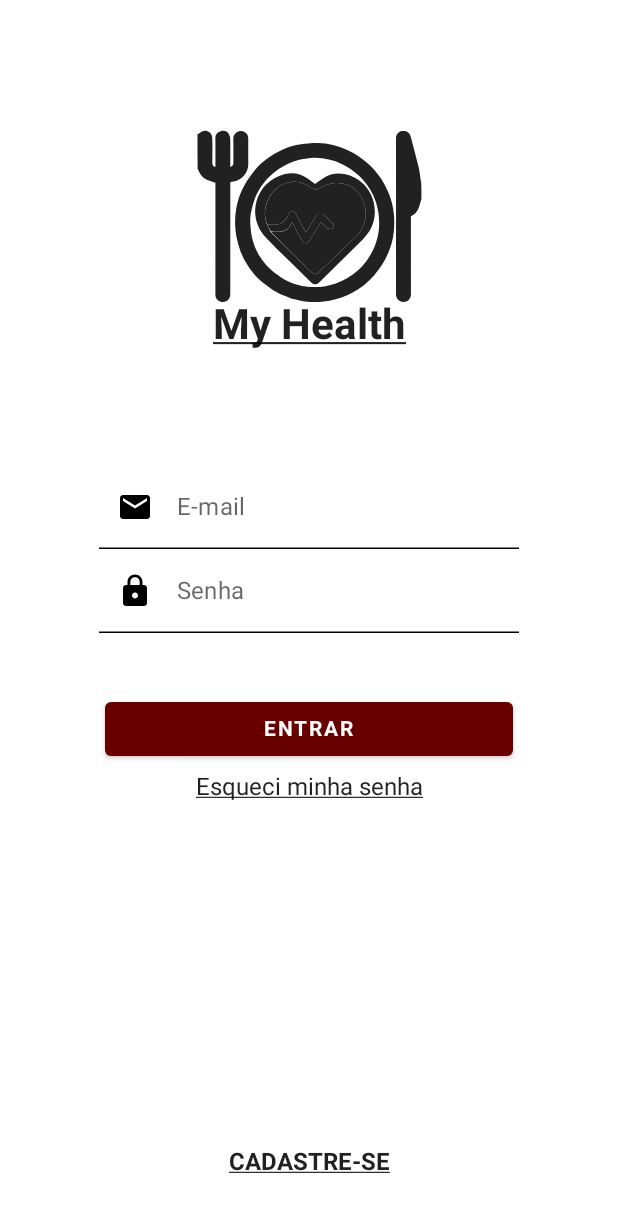
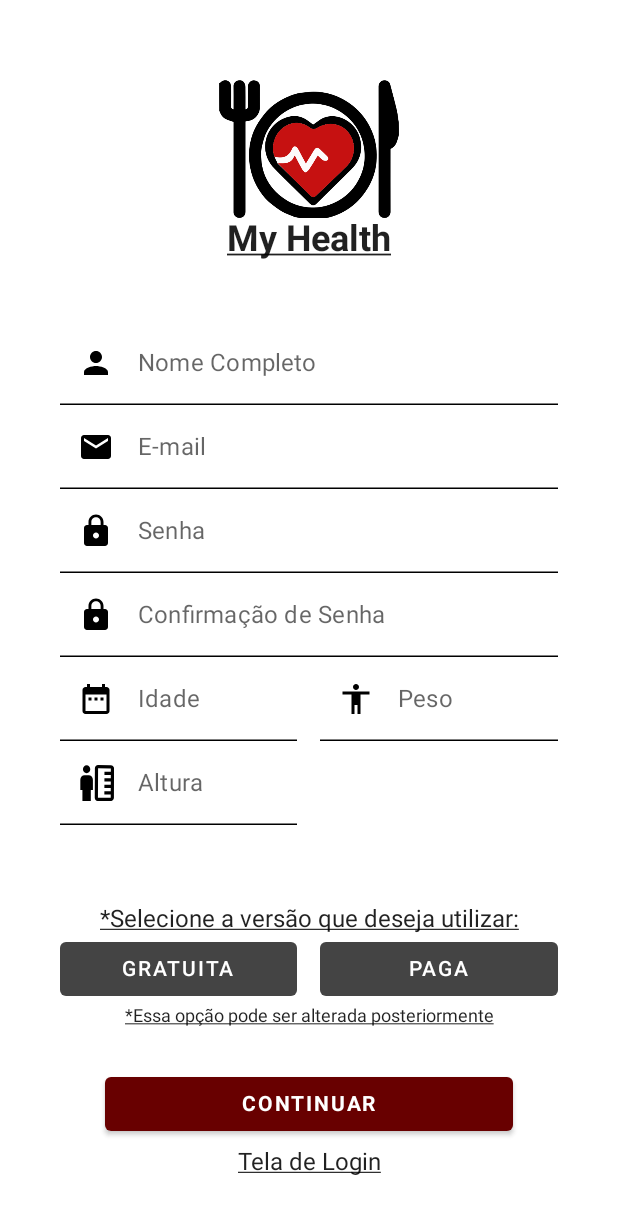
Before and after one commit to d4rkwav3/projetoa3.2023.1, an Android app built with Jetpack Compose: the screen it shows after launch (MainActivity), after a tap on "CADASTRE-SE", on a phone screen of 412 x 824 dp. Shown: the top 1214 px of the screen. Run offline under Robolectric (Android 15) with nearby library versions, the light colour scheme and no system bars.

Commit message:
Criando as validações para a tela de novo cadastro

```diff
--- a/Android/app/src/main/java/com/usjt/projetoa3/MainActivity.kt
+++ b/Android/app/src/main/java/com/usjt/projetoa3/MainActivity.kt
@@ -8,6 +8,7 @@ import androidx.navigation.compose.NavHost
 import androidx.navigation.compose.composable
 import androidx.navigation.compose.rememberNavController
 import com.usjt.projetoa3.ui.CreateLoginScreen
+import com.usjt.projetoa3.ui.CreateNewUserScreen
 import com.usjt.projetoa3.ui.CreateRecoveryScreen
 
 class MainActivity : ComponentActivity() {
@@ -33,6 +34,9 @@ fun AppStart() {
         composable(route = Router.Recovery.name) {
             CreateRecoveryScreen(navController = navigation)
         }
+        composable(route = Router.NewAccount.name) {
+            CreateNewUserScreen(navController = navigation)
+        }
     }
 
 }
--- /dev/null
+++ b/Android/app/src/main/java/com/usjt/projetoa3/data/User.kt
@@ -0,0 +1,12 @@
+package com.usjt.projetoa3.data
+
+data class User(
+    var name: String? = null,
+    var email: String? = null,
+    var password: String? = null,
+    var age: Int? = null,
+    var height: Double? = null,
+    var weight: Double? = null,
+    var userType: UserType? = null
+) {
+}
--- /dev/null
+++ b/Android/app/src/main/java/com/usjt/projetoa3/data/UserType.kt
@@ -0,0 +1,6 @@
+package com.usjt.projetoa3.data
+
+enum class UserType {
+    Free,
+    Premium
+}
--- a/Android/app/src/main/java/com/usjt/projetoa3/ui/CreateUserScreen.kt
+++ b/Android/app/src/main/java/com/usjt/projetoa3/ui/CreateUserScreen.kt
@@ -8,6 +8,8 @@ import androidx.compose.foundation.layout.fillMaxSize
 import androidx.compose.foundation.layout.fillMaxWidth
 import androidx.compose.foundation.layout.padding
 import androidx.compose.foundation.layout.width
+import androidx.compose.foundation.text.KeyboardActions
+import androidx.compose.foundation.text.KeyboardOptions
 import androidx.compose.material.Button
 import androidx.compose.material.ButtonDefaults
 import androidx.compose.material.Icon
@@ -23,31 +25,56 @@ import androidx.compose.material.icons.filled.Email
 import androidx.compose.material.icons.filled.Lock
 import androidx.compose.material.icons.filled.Person
 import androidx.compose.runtime.Composable
+import androidx.compose.runtime.collectAsState
+import androidx.compose.runtime.getValue
+import androidx.compose.runtime.mutableStateOf
+import androidx.compose.runtime.remember
+import androidx.compose.runtime.saveable.rememberSaveable
+import androidx.compose.runtime.setValue
 import androidx.compose.ui.Alignment
 import androidx.compose.ui.Modifier
 import androidx.compose.ui.graphics.Color
 import androidx.compose.ui.res.painterResource
+import androidx.compose.ui.res.stringResource
+import androidx.compose.ui.text.input.ImeAction
+import androidx.compose.ui.text.input.KeyboardType
 import androidx.compose.ui.text.input.PasswordVisualTransformation
 import androidx.compose.ui.text.style.TextDecoration
 import androidx.compose.ui.tooling.preview.Preview
 import androidx.compose.ui.unit.dp
 import androidx.compose.ui.unit.sp
+import androidx.navigation.NavController
 import com.usjt.projetoa3.R
 import com.usjt.projetoa3.ui.theme.ProjetoA3Theme
 
 @Composable
-fun CreateUserAccount() {
+fun CreateUserAccount(
+    name: String? = null,
+    nameOnValueChange: (String) -> Unit = {},
+    email: String? = null,
+    emailOnValueChange: (String) -> Unit = {},
+    password: String? = null,
+    passwordOnValueChange: (String) -> Unit = {},
+    confirmPassword: String? = null,
+    confirmPasswordOnValueChange: (String) -> Unit = {},
+    age: String? = null,
+    ageOnValueChange: (String) -> Unit = {},
+    weight: String? = null,
+    weightOnValueChange: (String) -> Unit = {},
+    height: String? = null,
+    heightOnValueChange: (String) -> Unit = {},
+) {
     Column(
         verticalArrangement = Arrangement.Center,
         horizontalAlignment = Alignment.CenterHorizontally,
         modifier = Modifier
             .fillMaxWidth()
-            .padding(start = 40.dp, end = 40.dp)
+            .padding(start = 40.dp, bottom = 60.dp, end = 40.dp)
     ) {
         TextField(
-            value = "",
-            onValueChange = { /*TODO*/ },
-            label = { Text(text = "Nome completo") },
+            value = name ?: "",
+            onValueChange = { new -> nameOnValueChange(new) },
+            label = { Text(text = stringResource(id = R.string.full_name)) },
             leadingIcon = {
                 Icon(
                     imageVector = Icons.Default.Person,
@@ -60,12 +87,16 @@ fun CreateUserAccount() {
                 focusedIndicatorColor = Color.Black,
                 unfocusedIndicatorColor = Color.Black,
             ),
+            keyboardOptions = KeyboardOptions(
+                keyboardType = KeyboardType.Text,
+                imeAction = ImeAction.Next
+            ),
             modifier = Modifier.fillMaxWidth()
         )
         TextField(
-            value = "",
-            onValueChange = { /*TODO*/ },
-            label = { Text(text = "E-mail") },
+            value = email ?: "",
+            onValueChange = { new -> emailOnValueChange(new) },
+            label = { Text(text = stringResource(id = R.string.email)) },
             leadingIcon = {
                 Icon(
                     imageVector = Icons.Default.Email,
@@ -78,12 +109,16 @@ fun CreateUserAccount() {
                 focusedIndicatorColor = Color.Black,
                 unfocusedIndicatorColor = Color.Black,
             ),
+            keyboardOptions = KeyboardOptions(
+                keyboardType = KeyboardType.Email,
+                imeAction = ImeAction.Next
+            ),
             modifier = Modifier.fillMaxWidth()
         )
         TextField(
-            value = "",
-            onValueChange = { /*TODO*/},
-            label = { Text(text = "Senha") },
+            value = password ?: "",
+            onValueChange = { new -> passwordOnValueChange(new) },
+            label = { Text(text = stringResource(id = R.string.password)) },
             leadingIcon = { Icon(
                 imageVector = Icons.Default.Lock,
                 contentDescription = "",
@@ -95,12 +130,16 @@ fun CreateUserAccount() {
                 unfocusedIndicatorColor = Color.Black,
             ),
             visualTransformation = PasswordVisualTransformation(),
+            keyboardOptions = KeyboardOptions(
+                keyboardType = KeyboardType.Password,
+                imeAction = ImeAction.Next
+            ),
             modifier = Modifier.fillMaxWidth()
         )
         TextField(
-            value = "",
-            onValueChange = { /*TODO*/},
-            label = { Text(text = "Confirmação de senha") },
+            value = confirmPassword ?: "",
+            onValueChange = { new -> confirmPasswordOnValueChange(new) },
+            label = { Text(text = stringResource(id = R.string.password_confirmation)) },
             leadingIcon = { Icon(
                 imageVector = Icons.Default.Lock,
                 contentDescription = "",
@@ -112,13 +151,17 @@ fun CreateUserAccount() {
                 unfocusedIndicatorColor = Color.Black,
             ),
             visualTransformation = PasswordVisualTransformation(),
+            keyboardOptions = KeyboardOptions(
+                keyboardType = KeyboardType.Password,
+                imeAction = ImeAction.Next
+            ),
             modifier = Modifier.fillMaxWidth()
         )
         Row {
             TextField(
-                value = "",
-                onValueChange = { /*TODO*/ },
-                label = { Text(text = "Idade") },
+                value = age ?: "",
+                onValueChange = { new -> ageOnValueChange(new) },
+                label = { Text(text = stringResource(id = R.string.age)) },
                 leadingIcon = {
                     Icon(
                         imageVector = Icons.Default.DateRange,
@@ -131,13 +174,17 @@ fun CreateUserAccount() {
                     focusedIndicatorColor = Color.Black,
                     unfocusedIndicatorColor = Color.Black,
                 ),
+                keyboardOptions = KeyboardOptions(
+                    keyboardType = KeyboardType.Number,
+                    imeAction = ImeAction.Next
+                ),
                 modifier = Modifier.weight(2f)
             )
             Spacer(modifier = Modifier.width(15.dp))
             TextField(
-                value = "",
-                onValueChange = { /*TODO*/ },
-                label = { Text(text = "Peso") },
+                value = weight ?: "",
+                onValueChange = { new -> weightOnValueChange(new) },
+                label = { Text(text = stringResource(id = R.string.weight)) },
                 leadingIcon = {
                     Icon(
                         imageVector = Icons.Default.Accessibility,
@@ -150,14 +197,18 @@ fun CreateUserAccount() {
                     focusedIndicatorColor = Color.Black,
                     unfocusedIndicatorColor = Color.Black,
                 ),
+                keyboardOptions = KeyboardOptions(
+                    keyboardType = KeyboardType.Number,
+                    imeAction = ImeAction.Next
+                ),
                 modifier = Modifier.weight(2f)
             )
         }
         Row() {
             TextField(
-                value = "",
-                onValueChange = { /*TODO*/ },
-                label = { Text(text = "Altura") },
+                value = height ?: "",
+                onValueChange = { new -> heightOnValueChange(new) },
+                label = { Text(text = stringResource(id = R.string.height)) },
                 leadingIcon = {
                     Icon(
                         painter = painterResource(id = R.drawable.altura_24dp),
@@ -169,6 +220,10 @@ fun CreateUserAccount() {
                     backgroundColor = Color.White,
                     focusedIndicatorColor = Color.Black,
                     unfocusedIndicatorColor = Color.Black,
+                ),
+                keyboardOptions = KeyboardOptions(
+                    keyboardType = KeyboardType.Number,
+                    imeAction = ImeAction.Done
                 ),
                 modifier = Modifier.weight(2f)
             )
@@ -188,7 +243,7 @@ fun AccountTypeButtons() {
             .padding(start = 40.dp, bottom = 140.dp, end = 40.dp)
     ) {
         Text(
-            text = "*Selecione a versão que deseja utilizar:",
+            text = stringResource(id = R.string.warning_1),
             textDecoration = TextDecoration.Underline,
         )
         Row(
@@ -203,7 +258,7 @@ fun AccountTypeButtons() {
                 ),
                 modifier = Modifier.weight(2f)
             ) {
-                Text(text = "GRATUITA")
+                Text(text = stringResource(id = R.string.button_free_upper))
             }
             Spacer(modifier = Modifier.width(15.dp))
             Button(
@@ -215,27 +270,56 @@ fun AccountTypeButtons() {
                 ),
                 modifier = Modifier.weight(2f)
             ) {
-                Text(text = "PAGA")
+                Text(text = stringResource(id = R.string.button_paid_upper))
             }
         }
         Text(
-            text = "*Essa opção pode ser alterada posteriormente",
+            text = stringResource(id = R.string.warning_2),
             textDecoration = TextDecoration.Underline,
             fontSize = 12.sp,
         )
     }
 }
 
-@Preview(showBackground = true)
 @Composable
-fun CreateUserPreview() {
+fun CreateNewUserScreen(
+    newAccount: CreateUserViewModel = CreateUserViewModel(),
+    navController: NavController? = null
+) {
     Surface(
         modifier = Modifier.fillMaxSize(),
         color = MaterialTheme.colors.background
     ) {
         ProjetoA3Theme {
-            ShowLogo()
-            CreateUserAccount()
+            val info by newAccount.userData.collectAsState()
+            var confirmPassword by remember { mutableStateOf("") }
+
+            ShowLogo(
+                icon = R.drawable.icon,
+                iconTopPadding = 30,
+                iconSize = 120,
+                textTopPadding = 145,
+                textSize = 24
+            )
+            CreateUserAccount(
+                name = info.name,
+                nameOnValueChange = { newAccount.setName(it) },
+                email = info.email,
+                emailOnValueChange = { newAccount.setEmail(it) },
+                password = info.password,
+                passwordOnValueChange = { newAccount.setPassword(it) },
+                confirmPassword = confirmPassword,
+                confirmPasswordOnValueChange = {
+                    confirmPassword = it
+                    newAccount.confirmPassword(it)
+                },
+                age = newAccount.tempAge,
+                ageOnValueChange = { newAccount.setAge(it) },
+                weight = newAccount.tempWeight,
+                weightOnValueChange = { newAccount.setWeight(it) },
+                height = newAccount.tempHeight,
+                heightOnValueChange = { newAccount.setHeight(it) },
+            )
             AccountTypeButtons()
             BottomButtons(
                 topButtonText = R.string.button_continue_upper,
@@ -244,3 +328,9 @@ fun CreateUserPreview() {
         }
     }
 }
+
+@Preview(showBackground = true)
+@Composable
+fun CreateUserPreview() {
+    CreateNewUserScreen()
+}
--- /dev/null
+++ b/Android/app/src/main/java/com/usjt/projetoa3/ui/CreateUserViewModel.kt
@@ -0,0 +1,53 @@
+package com.usjt.projetoa3.ui
+
+import androidx.compose.runtime.getValue
+import androidx.compose.runtime.mutableStateOf
+import androidx.compose.runtime.setValue
+import androidx.lifecycle.ViewModel
+import com.usjt.projetoa3.data.User
+import kotlinx.coroutines.flow.MutableStateFlow
+import kotlinx.coroutines.flow.StateFlow
+import kotlinx.coroutines.flow.asStateFlow
+import kotlinx.coroutines.flow.update
+
+class CreateUserViewModel: ViewModel() {
+    private var _user = MutableStateFlow(User())
+    val userData: StateFlow<User> = _user.asStateFlow()
+
+    var passwordConfirmation: Boolean? = null
+    var tempAge by mutableStateOf("")
+    var tempWeight by mutableStateOf("")
+    var tempHeight by mutableStateOf("")
+
+    fun setName(name: String) {
+        _user.update { old -> old.copy(name = name) }
+    }
+
+    fun setPassword(password: String) {
+        _user.update { old -> old.copy(password = password) }
+    }
+
+    fun confirmPassword(password: String) {
+        passwordConfirmation = _user.value.password.contentEquals(password)
+    }
+
+    fun setEmail(email: String) {
+        _user.update { old -> old.copy(email = email) }
+    }
+
+    fun setAge(age: String) {
+        tempAge = age
+//        _user.update { old -> old.copy(age = age.toInt()) }
+
+    }
+
+    fun setHeight(height: String) {
+        tempHeight = height
+//        _user.update { old -> old.copy(height = height.replace(",", ".").toDouble()) }
+    }
+
+    fun setWeight(weight: String) {
+        tempWeight = weight
+//        _user.update { old -> old.copy(weight = weight.replace(",", ".").toDouble()) }
+    }
+}
--- a/Android/app/src/main/java/com/usjt/projetoa3/ui/LoginScreen.kt
+++ b/Android/app/src/main/java/com/usjt/projetoa3/ui/LoginScreen.kt
@@ -1,7 +1,9 @@
 package com.usjt.projetoa3.ui
 
 import android.widget.Toast
+import androidx.annotation.DrawableRes
 import androidx.annotation.StringRes
+import androidx.compose.foundation.Image
 import androidx.compose.foundation.clickable
 import androidx.compose.foundation.layout.*
 import androidx.compose.material.*
@@ -30,7 +32,13 @@ import androidx.navigation.NavController
 import com.usjt.projetoa3.Router
 
 @Composable
-fun ShowLogo() {
+fun ShowLogo(
+    @DrawableRes icon: Int,
+    iconSize: Int = 150,
+    iconTopPadding: Int = 60,
+    textSize: Int = 28,
+    textTopPadding: Int = 200
+) {
     Column(
         verticalArrangement = Arrangement.Top,
         horizontalAlignment = Alignment.CenterHorizontally,
@@ -39,20 +47,20 @@ fun ShowLogo() {
         Box(
             contentAlignment = Alignment.Center
         ) {
-            Icon(
-                painter = painterResource(id = R.drawable.app_logo),
+            Image(
+                painter = painterResource(id = icon),
                 contentDescription = "My Health Logo",
                 modifier = Modifier
-                    .padding(top = 60.dp, bottom = 5.dp)
-                    .size(150.dp)
+                    .padding(top = iconTopPadding.dp, bottom = 5.dp)
+                    .size(iconSize.dp)
             )
             Text(
                 text = stringResource(id = R.string.app_name),
                 fontWeight = FontWeight.Bold,
                 textDecoration = TextDecoration.Underline,
                 textAlign = TextAlign.Center,
-                fontSize = 28.sp,
-                modifier = Modifier.padding(top = 200.dp)
+                fontSize = textSize.sp,
+                modifier = Modifier.padding(top = textTopPadding.dp)
             )
         }
     }
@@ -143,6 +151,7 @@ fun BottomButtons(
 @Composable
 fun RegisterClickableText(
     @StringRes clickableText: Int,
+    clickableAction: () -> Unit = {}
 ) {
     Column(
         verticalArrangement = Arrangement.Bottom,
@@ -154,7 +163,7 @@ fun RegisterClickableText(
             textDecoration = TextDecoration.Underline,
             modifier = Modifier
                 .padding(top = 160.dp, bottom = 40.dp)
-                .clickable { /*TODO*/ }
+                .clickable { clickableAction() }
         )
     }
 }
@@ -169,7 +178,7 @@ fun CreateLoginScreen(
         color = MaterialTheme.colors.background
     ) {
         ProjetoA3Theme {
-            ShowLogo()
+            ShowLogo(icon = R.drawable.icon)
             Column(
                 verticalArrangement = Arrangement.Center,
                 horizontalAlignment = Alignment.CenterHorizontally,
@@ -203,7 +212,11 @@ fun CreateLoginScreen(
                     }
                 )
             }
-            RegisterClickableText(clickableText = R.string.register)
+            RegisterClickableText(
+                clickableText = R.string.register,
+                // Chamada segura, a função só é chamada caso exista um objeto navController
+                clickableAction = { navController?.navigate(Router.NewAccount.name) }
+            )
         }
     }
 }
--- a/Android/app/src/main/java/com/usjt/projetoa3/ui/LoginViewModel.kt
+++ b/Android/app/src/main/java/com/usjt/projetoa3/ui/LoginViewModel.kt
@@ -14,10 +14,10 @@ class LoginViewModel : ViewModel() {
     val loginState: StateFlow<Login> = _loginState.asStateFlow()
 
     fun setUserEmail(email: String = "") {
-        _loginState.update { User -> Login(email = email, password = User.password) }
+        _loginState.update { old -> Login(email = email, password = old.password) }
     }
 
     fun setUserPassword(password: String = "") {
-        _loginState.update { User -> Login(password = password, email = User.email) }
+        _loginState.update { old -> Login(password = password, email = old.email) }
     }
 }
--- a/Android/app/src/main/java/com/usjt/projetoa3/ui/PasswordRecoveryScreen.kt
+++ b/Android/app/src/main/java/com/usjt/projetoa3/ui/PasswordRecoveryScreen.kt
@@ -93,7 +93,7 @@ fun CreateRecoveryScreen(
             val state by recoveryViewModel.State.collectAsState()
             val context = LocalContext.current
 
-            ShowLogo()
+            ShowLogo(icon = R.drawable.icon)
 
             PasswordRecoveryInfo(
                 title = R.string.password_recovery_title,
--- a/Android/app/src/main/res/values/strings.xml
+++ b/Android/app/src/main/res/values/strings.xml
@@ -22,4 +22,11 @@
     <!--Hints-->
     <string name="type_your_email">Digite seu e-mail</string>
     <string name="type_your_password">Digite sua senha</string>
+    <string name="full_name">Nome Completo</string>
+    <string name="height">Altura</string>
+    <string name="weight">Peso</string>
+    <string name="age">Idade</string>
+    <string name="password_confirmation">Confirmação de Senha</string>
+    <string name="warning_1">*Selecione a versão que deseja utilizar:"</string>
+    <string name="warning_2">*Essa opção pode ser alterada posteriormente"</string>
 </resources>
```
Also changed, not shown: Android/app/src/main/res/drawable/icon.png (added).
